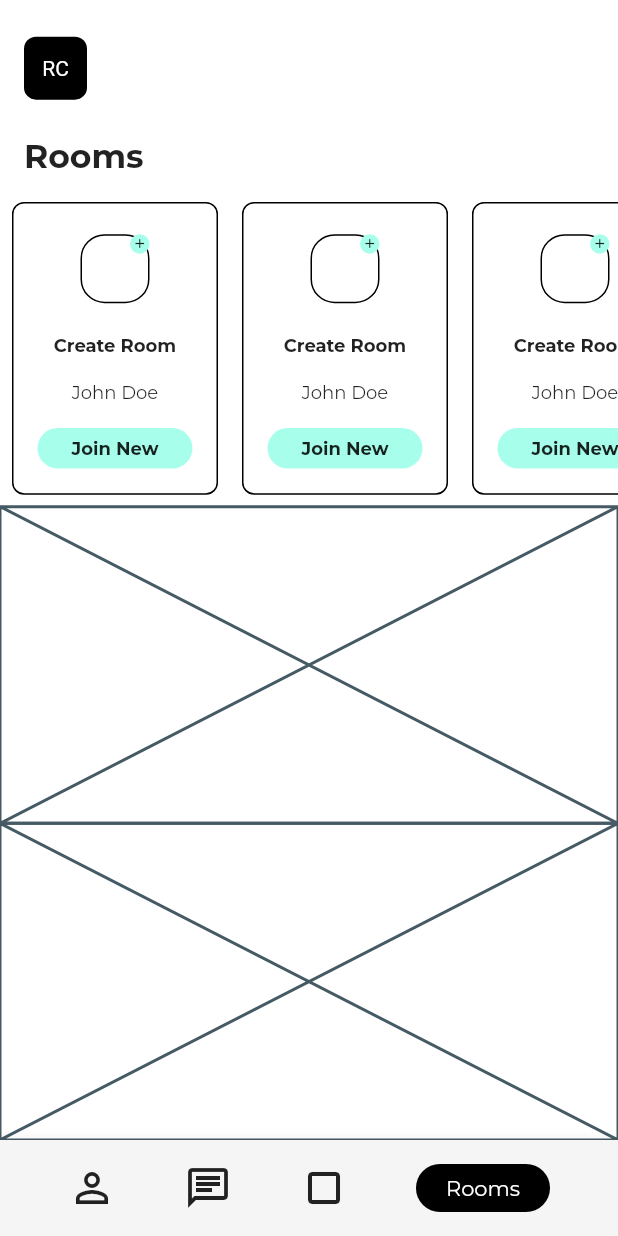
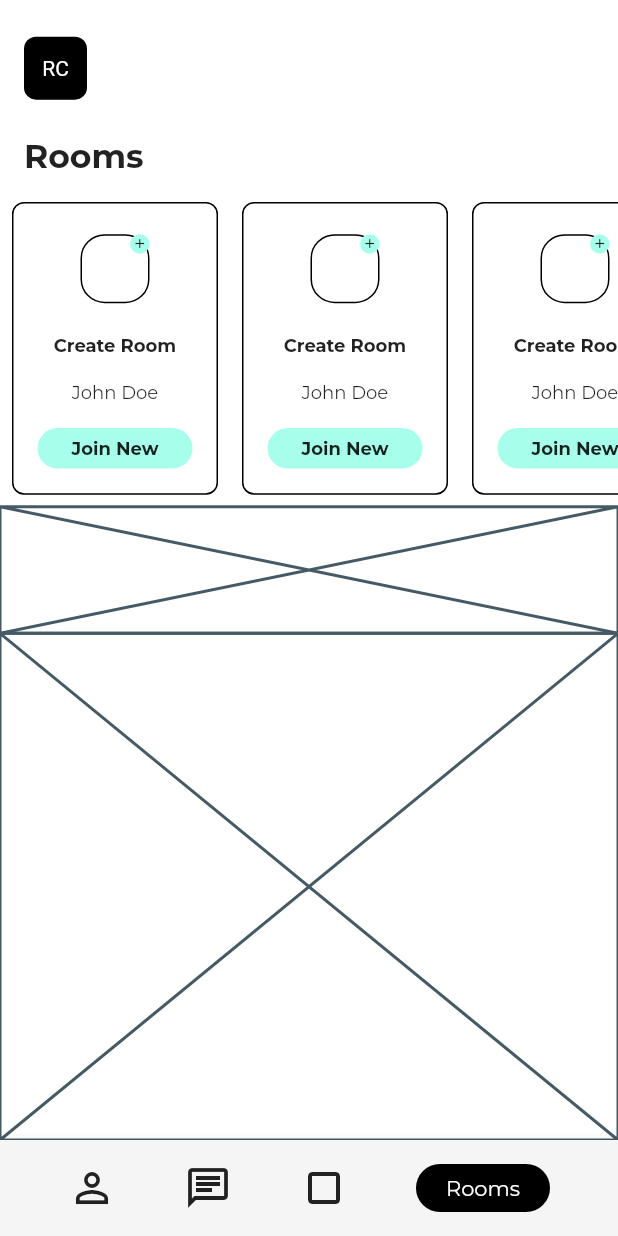
Before and after one commit to JAICHANGPARK/flutter_notebook_8th_story, a Flutter app: the RoomsPage screen opened by its route, on a phone screen of 412 x 824 dp. Run offline on Flutter 3.47's test engine with Material 2 defaults, Android fonts, the phone set to English and light mode, and no system bars; our stand-ins replace badges, flutter_hooks, google_fonts, hooks_riverpod, state_notifier.

Commit message:
Update rooms_page.dart

```diff
--- a/lib/ep588_social_app/rooms_page.dart
+++ b/lib/ep588_social_app/rooms_page.dart
@@ -293,7 +293,7 @@ class _RoomsPageState extends State<RoomsPage> {
                       )
                         ,
                         Expanded(
-                          flex : 2,
+                          flex : 8,
                           child: Placeholder(),
                         )
                       ],
```
